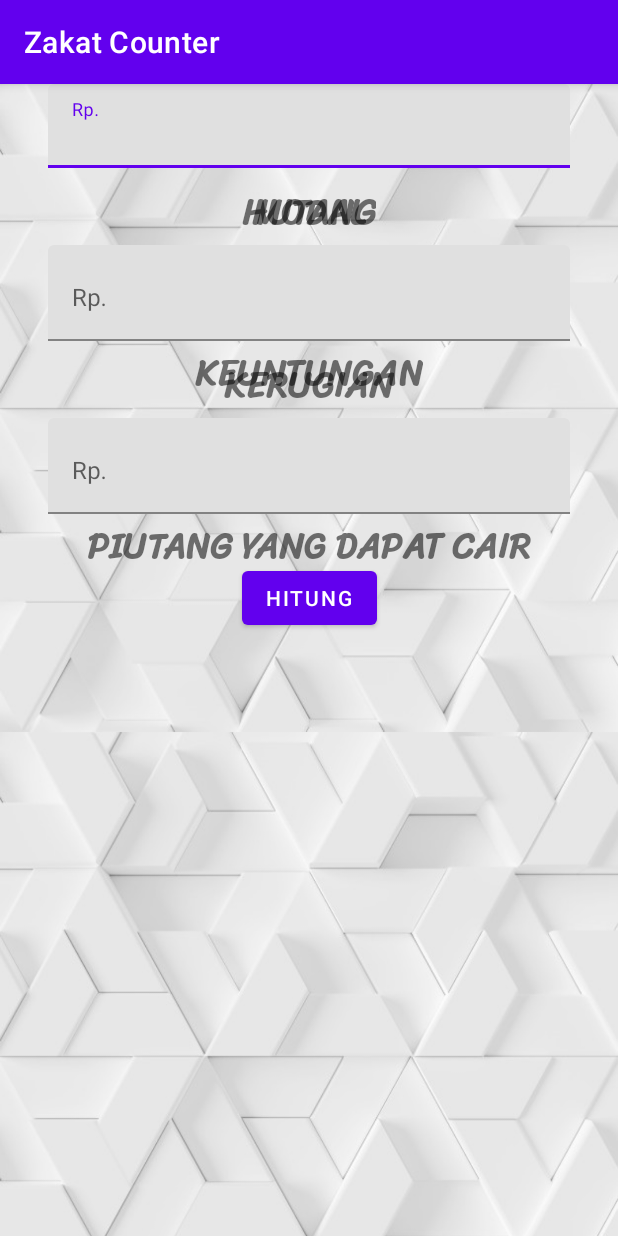
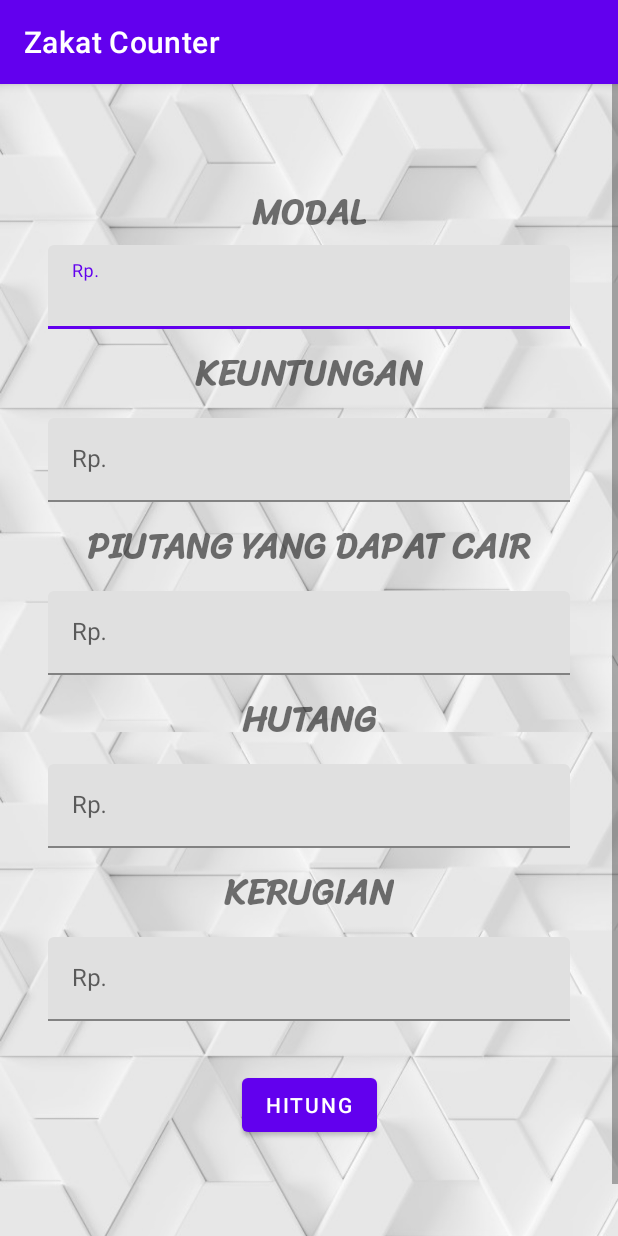
Before and after one commit to UnknownArt01/ProgTech_Zakat, an Android app: the zakat_perdagangan screen opened directly, with no data from a screen before it, on a phone screen of 412 x 824 dp. Run offline under Robolectric (Android 15) with nearby library versions, the phone set to English and light mode, and no system bars.

Commit message:
update layout(nadi)

```diff
--- a/app/src/main/AndroidManifest.xml
+++ b/app/src/main/AndroidManifest.xml
@@ -15,6 +15,7 @@
         <activity android:name=".zakat_maal_umum" />
         <activity android:name=".zakat_perak" />
         <activity android:name=".zakat_emas" />
+
         <activity android:name=".zakat_perdagangan" />
         <activity android:name=".SignUp" />
         <activity android:name=".Login" />
--- a/app/src/main/res/layout/sign_up.xml
+++ b/app/src/main/res/layout/sign_up.xml
@@ -81,7 +81,7 @@
                 android:layout_marginStart="32dp"
                 android:layout_marginTop="100dp"
                 android:layout_marginEnd="32dp"
-                android:fontFamily="@font/advent_pro_bold"
+                android:fontFamily="@font/sriracha"
                 android:text="Create Your Account"
                 android:textColor="#000000"
                 android:textSize="35dp"
--- a/app/src/main/res/layout/zakat_perdagangan.xml
+++ b/app/src/main/res/layout/zakat_perdagangan.xml
@@ -8,7 +8,6 @@
     android:background="@drawable/background2">
 
     <ScrollView
-        android:id="@+id/scrollView4"
         android:layout_width="match_parent"
         android:layout_height="match_parent">
 
@@ -82,20 +81,6 @@
                 app:layout_constraintStart_toStartOf="parent"
                 app:layout_constraintTop_toBottomOf="@+id/modal_textInputLayout" />
 
-            <Button
-                android:id="@+id/hitung_perdangangan_button"
-                android:layout_width="wrap_content"
-                android:layout_height="wrap_content"
-                android:layout_marginStart="32dp"
-                android:layout_marginTop="32dp"
-                android:layout_marginEnd="32dp"
-                android:layout_marginBottom="100dp"
-                android:text="Hitung"
-                app:layout_constraintBottom_toBottomOf="parent"
-                app:layout_constraintEnd_toEndOf="parent"
-                app:layout_constraintStart_toStartOf="parent"
-                app:layout_constraintTop_toBottomOf="@+id/kerugian_textInputLayout" />
-
             <TextView
                 android:id="@+id/textView2"
                 android:layout_width="wrap_content"
@@ -148,10 +133,11 @@
                 android:layout_width="match_parent"
                 android:layout_height="match_parent"
                 android:layout_marginStart="32dp"
+                android:layout_marginTop="8dp"
                 android:layout_marginEnd="32dp"
                 app:layout_constraintEnd_toEndOf="parent"
                 app:layout_constraintStart_toStartOf="parent"
-                tools:layout_editor_absoluteY="464dp">
+                app:layout_constraintTop_toBottomOf="@+id/textView7">
 
                 <com.google.android.material.textfield.TextInputEditText
                     android:layout_width="match_parent"
@@ -193,6 +179,20 @@
                     android:hint="Rp." />
             </com.google.android.material.textfield.TextInputLayout>
 
+            <Button
+                android:id="@+id/hitung_perdangangan_button"
+                android:layout_width="wrap_content"
+                android:layout_height="wrap_content"
+                android:layout_marginStart="32dp"
+                android:layout_marginTop="32dp"
+                android:layout_marginEnd="32dp"
+                android:layout_marginBottom="100dp"
+                android:text="Hitung"
+                app:layout_constraintBottom_toBottomOf="parent"
+                app:layout_constraintEnd_toEndOf="parent"
+                app:layout_constraintStart_toStartOf="parent"
+                app:layout_constraintTop_toBottomOf="@+id/kerugian_textInputLayout" />
+
         </androidx.constraintlayout.widget.ConstraintLayout>
     </ScrollView>
 
```
